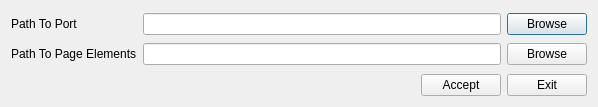
Above: Interface/projectsettings.ui from TimeToStop/QtBrowser before the change. Below: the same form after it.
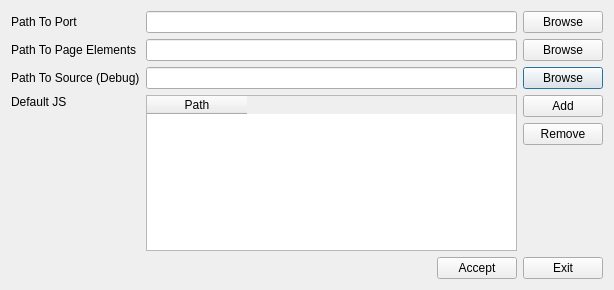
That is the form after the change.

```diff
--- a/Interface/projectsettings.ui
+++ b/Interface/projectsettings.ui
@@ -6,8 +6,8 @@
    <rect>
     <x>0</x>
     <y>0</y>
-    <width>598</width>
-    <height>107</height>
+    <width>614</width>
+    <height>290</height>
    </rect>
   </property>
   <property name="windowTitle">
@@ -33,16 +33,19 @@
        </item>
        <item>
         <layout class="QGridLayout" name="gridLayout">
-         <item row="0" column="0">
-          <widget class="QLabel" name="label_2">
+         <item row="2" column="2">
+          <widget class="QPushButton" name="browse_source">
            <property name="text">
-            <string>Path To Port</string>
+            <string>Browse</string>
            </property>
           </widget>
          </item>
          <item row="1" column="1">
           <widget class="QLineEdit" name="path_to_elements_meta"/>
          </item>
+         <item row="2" column="1">
+          <widget class="QLineEdit" name="path_to_source"/>
+         </item>
          <item row="0" column="2">
           <widget class="QPushButton" name="browse_port">
            <property name="text">
@@ -50,6 +53,13 @@
            </property>
           </widget>
          </item>
+         <item row="0" column="0">
+          <widget class="QLabel" name="label_2">
+           <property name="text">
+            <string>Path To Port</string>
+           </property>
+          </widget>
+         </item>
          <item row="1" column="0">
           <widget class="QLabel" name="label_3">
            <property name="text">
@@ -57,9 +67,6 @@
            </property>
           </widget>
          </item>
-         <item row="0" column="1">
-          <widget class="QLineEdit" name="path_to_port"/>
-         </item>
          <item row="1" column="2">
           <widget class="QPushButton" name="browse_page_elements">
            <property name="text">
@@ -67,6 +74,80 @@
            </property>
           </widget>
          </item>
+         <item row="0" column="1">
+          <widget class="QLineEdit" name="path_to_port"/>
+         </item>
+         <item row="2" column="0">
+          <widget class="QLabel" name="label">
+           <property name="text">
+            <string>Path To Source (Debug)</string>
+           </property>
+          </widget>
+         </item>
+         <item row="3" column="2">
+          <layout class="QVBoxLayout" name="verticalLayout_2">
+           <item>
+            <widget class="QPushButton" name="add_js">
+             <property name="text">
+              <string>Add</string>
+             </property>
+            </widget>
+           </item>
+           <item>
+            <widget class="QPushButton" name="remove_js">
+             <property name="text">
+              <string>Remove</string>
+             </property>
+            </widget>
+           </item>
+           <item>
+            <spacer name="verticalSpacer_3">
+             <property name="orientation">
+              <enum>Qt::Vertical</enum>
+             </property>
+             <property name="sizeHint" stdset="0">
+              <size>
+               <width>20</width>
+               <height>40</height>
+              </size>
+             </property>
+            </spacer>
+           </item>
+          </layout>
+         </item>
+         <item row="3" column="0">
+          <layout class="QVBoxLayout" name="verticalLayout_3">
+           <item>
+            <widget class="QLabel" name="label_4">
+             <property name="text">
+              <string>Default JS</string>
+             </property>
+            </widget>
+           </item>
+           <item>
+            <spacer name="verticalSpacer_2">
+             <property name="orientation">
+              <enum>Qt::Vertical</enum>
+             </property>
+             <property name="sizeHint" stdset="0">
+              <size>
+               <width>20</width>
+               <height>40</height>
+              </size>
+             </property>
+            </spacer>
+           </item>
+          </layout>
+         </item>
+         <item row="3" column="1">
+          <widget class="QTableWidget" name="default_js">
+           <column>
+            <property name="text">
+             <string>Path</string>
+            </property>
+           </column>
+          </widget>
+         </item>
         </layout>
        </item>
       </layout>
```
